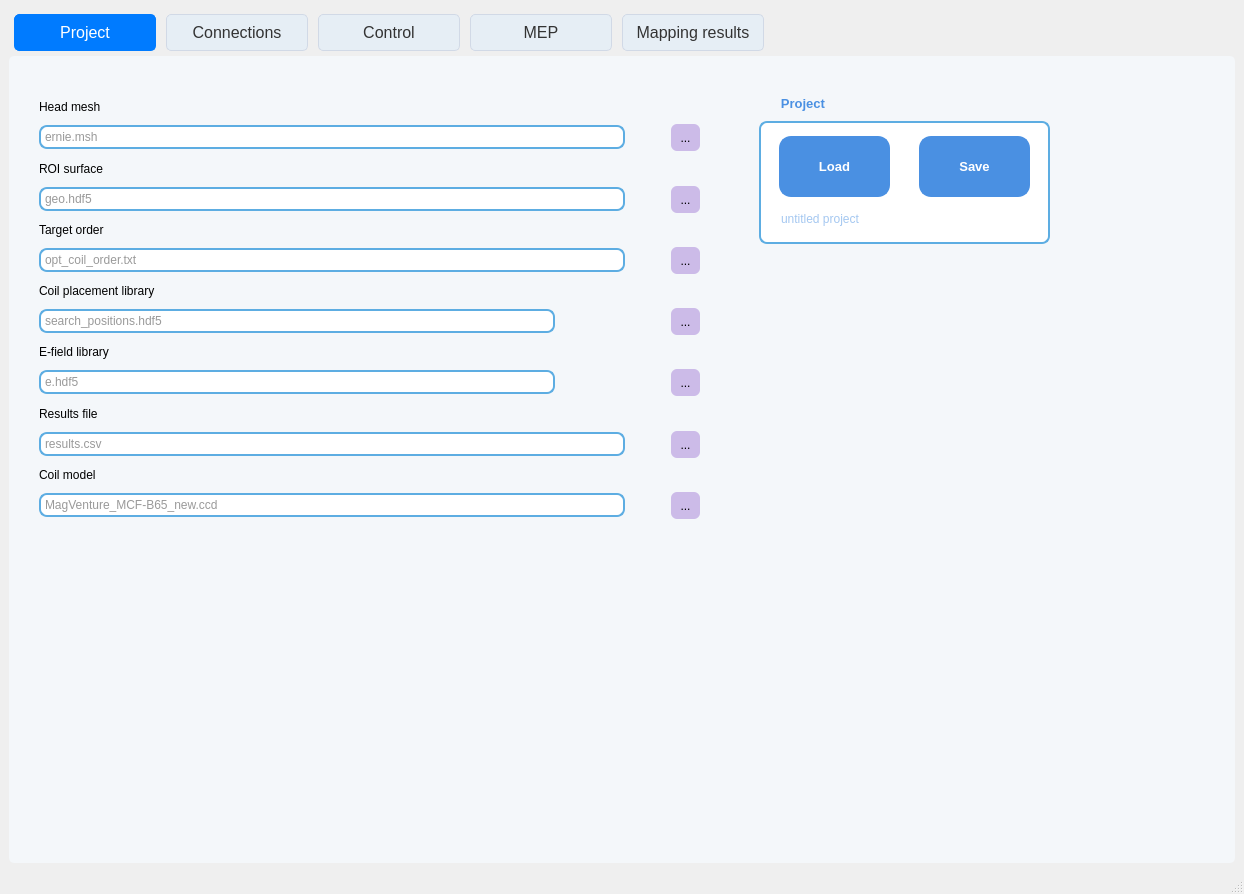
TMS-NeuroPilot/tms-neuropilot, file src/neuropilot/controller/gui/pipeline_control.ui: the form before one commit.
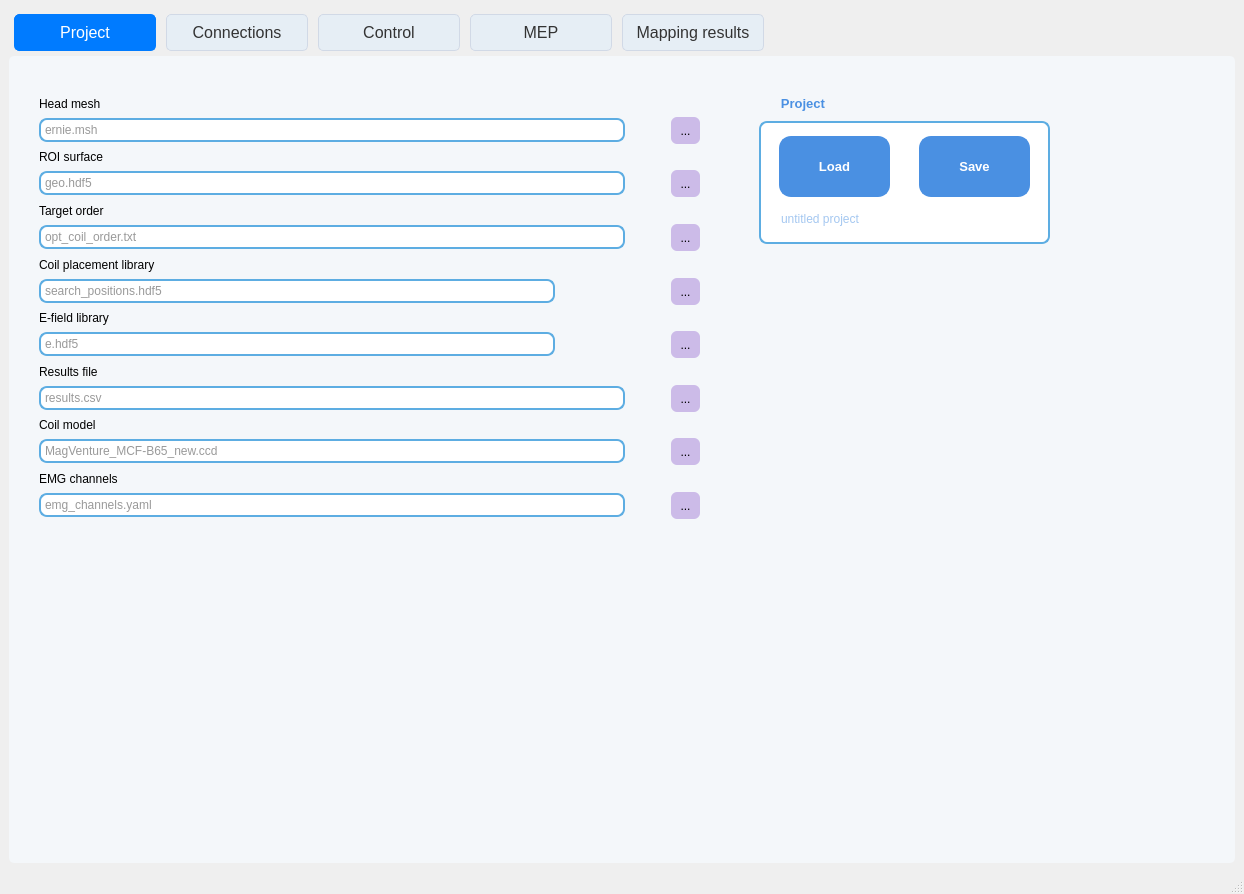
The form after the commit. The open tabs and pages were chosen to show the change. Icons and pictures are not drawn. Custom widgets are drawn as their Qt base class.

Commit message: Configurable EMG channel sources and dynamic channel list

What changed in the file:
```diff
--- a/src/neuropilot/controller/gui/pipeline_control.ui
+++ b/src/neuropilot/controller/gui/pipeline_control.ui
@@ -805,6 +805,85 @@
              </item>
             </layout>
            </item>
+           <item>
+            <widget class="QLabel" name="label_emg_channels">
+             <property name="text">
+              <string>EMG channels</string>
+             </property>
+            </widget>
+           </item>
+           <item>
+            <layout class="QHBoxLayout" name="horizontalLayout_emg" stretch="5,0,0,0">
+             <item>
+              <widget class="QLineEdit" name="emg_config_label">
+               <property name="styleSheet">
+                <string notr="true">QLineEdit {
+    border: 2px solid #5dade2;   /* same light blue border */
+    border-radius: 8px;          /* rounded corners */
+    padding: 2px;                /* inner spacing */
+    background-color: #ffffff;   /* clean white background */
+    color: #333333;              /* dark gray text */
+    selection-background-color: #5dade2;  /* highlight matches button */
+}
+</string>
+               </property>
+               <property name="placeholderText">
+                <string>emg_channels.yaml</string>
+               </property>
+              </widget>
+             </item>
+             <item>
+              <spacer name="horizontalSpacer_emg">
+               <property name="orientation">
+                <enum>Qt::Horizontal</enum>
+               </property>
+               <property name="sizeHint" stdset="0">
+                <size>
+                 <width>40</width>
+                 <height>20</height>
+                </size>
+               </property>
+              </spacer>
+             </item>
+             <item>
+              <widget class="QToolButton" name="emgConfigBtn">
+               <property name="styleSheet">
+                <string notr="true">QToolButton {
+    border: none;
+    background: #CCBBE8;     /* clean flat look */
+    padding: 5px;
+    border-radius: 6px;          /* rounded edges */
+}
+
+QToolButton:hover {
+    background-color: #e0e0e0;   /* light gray hover */
+}
+
+QToolButton:pressed {
+    background-color: #c0c0c0;   /* darker when pressed */
+}
+</string>
+               </property>
+               <property name="text">
+                <string>...</string>
+               </property>
+              </widget>
+             </item>
+             <item>
+              <spacer name="horizontalSpacer_emg2">
+               <property name="orientation">
+                <enum>Qt::Horizontal</enum>
+               </property>
+               <property name="sizeHint" stdset="0">
+                <size>
+                 <width>40</width>
+                 <height>20</height>
+                </size>
+               </property>
+              </spacer>
+             </item>
+            </layout>
+           </item>
           </layout>
          </widget>
          <widget class="QGroupBox" name="groupBox_8">
```
The commit also changes 5 other files.
